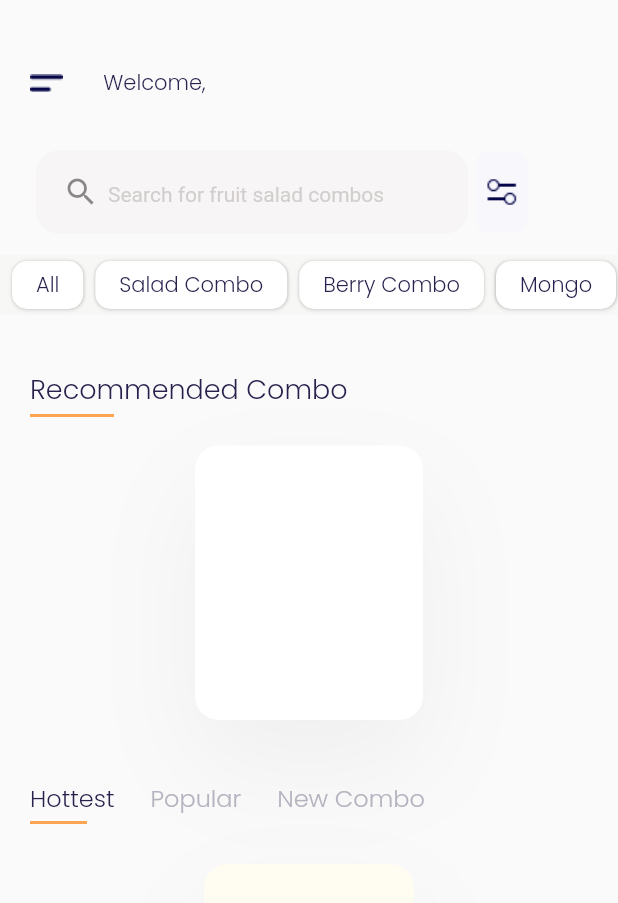
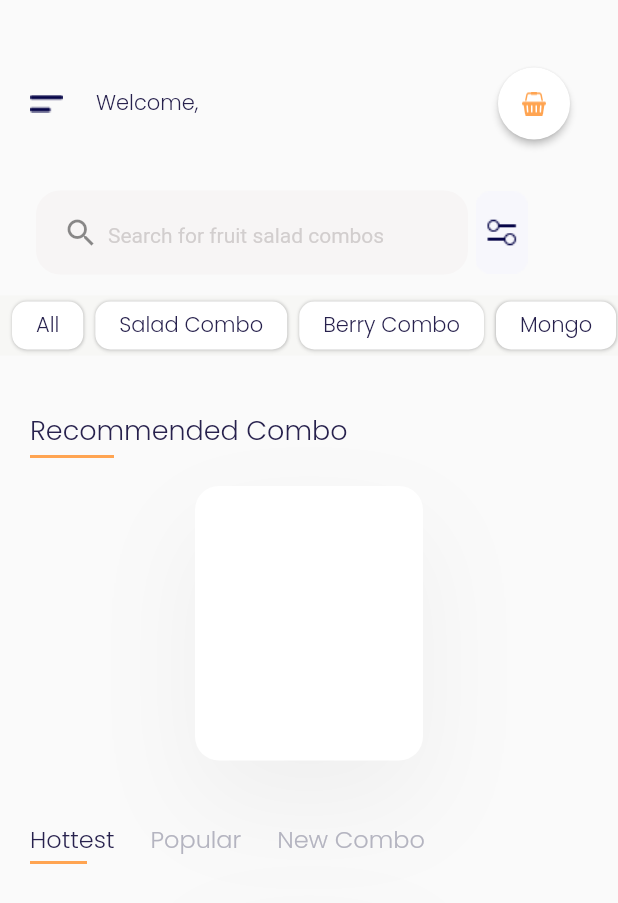
Before and after one commit to CristinaKulczynski/SecondFlutterCompassChallenge, a Flutter app: the HomeScreenOne screen opened directly with empty values, on a phone screen of 412 x 824 dp. Shown: the top 903 px of the screen. Run offline on Flutter 3.47's test engine with Material 2 defaults, Android fonts, the phone set to English and light mode, and no system bars.

Commit message:
Commit do gambiarra a gente aceita, só não aceita a derrota, começando as últimas 3 telas e arrumando tela 4

```diff
--- a/lib/screens/home_screen_one.dart
+++ b/lib/screens/home_screen_one.dart
@@ -26,16 +26,49 @@ class _HomeScreenOneState extends State<HomeScreenOne> {
           Padding(
             padding: const EdgeInsets.all(20.0),
             child: Row(
+              mainAxisAlignment: MainAxisAlignment.spaceBetween,
+              children: [
+                Row(
                   children: [
                     Image.asset('assets/images/group_home_screen_one.png'),
+                    const SizedBox(
+                      width: 22,
+                    ),
                     Text(
-                  '       Welcome, $nome',
+                      'Welcome, $nome',
                       style: const TextStyle(
                         fontSize: 14,
                         fontFamily: 'Poppins',
                         fontWeight: FontWeight.w500,
                         color: Color.fromRGBO(39, 33, 77, 1),
                       ),
+                    ),
+                  ],
+                ),
+                Row(
+                  children: [
+                    SizedBox(
+                      height: 48,
+                      width: 48,
+                      child: ElevatedButton(
+                        onPressed: () {},
+                        style: ElevatedButton.styleFrom(
+                          backgroundColor:
+                              const Color.fromRGBO(255, 255, 255, 1),
+                          shape: RoundedRectangleBorder(
+                            borderRadius: BorderRadius.circular(50),
+                          ),
+                        ),
+                        child: const ImageIcon(
+                            color: Color.fromRGBO(255, 164, 81, 1),
+                            AssetImage(
+                                'assets/images/cesto_home_screen_one.png')),
+                      ),
+                    ),
+                    const SizedBox(
+                      width: 12,
+                    ),
+                  ],
                 ),
               ],
             ),
--- a/lib/screens/splash_screen.dart
+++ b/lib/screens/splash_screen.dart
@@ -16,7 +16,7 @@ class _SplashScreenState extends State<SplashScreen> {
     super.initState();
     SystemChrome.setEnabledSystemUIMode(SystemUiMode.manual, overlays: [SystemUiOverlay.top]);
     Future
-        .delayed(const Duration(seconds: 1))
+        .delayed(const Duration(seconds: 3))
         .then((_) {
       Navigator.pushReplacement(context,
           MaterialPageRoute(builder: (context) => const WelcomeScreen()));
```
Also changed, not shown: lib/screens/order_complete.dart (+40 -1 lines), lib/screens/order_list.dart (+69 -0 lines), assets/images/cesto_home_screen_one.png (added). Lines whose indentation alone changed are shown as unchanged.
